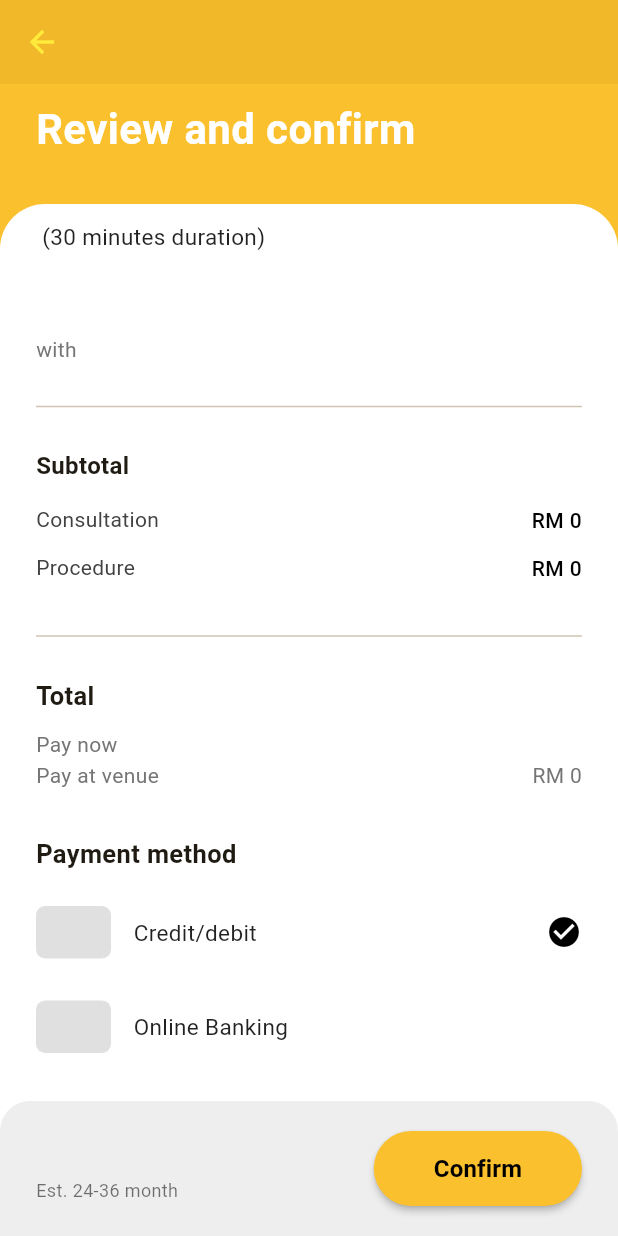
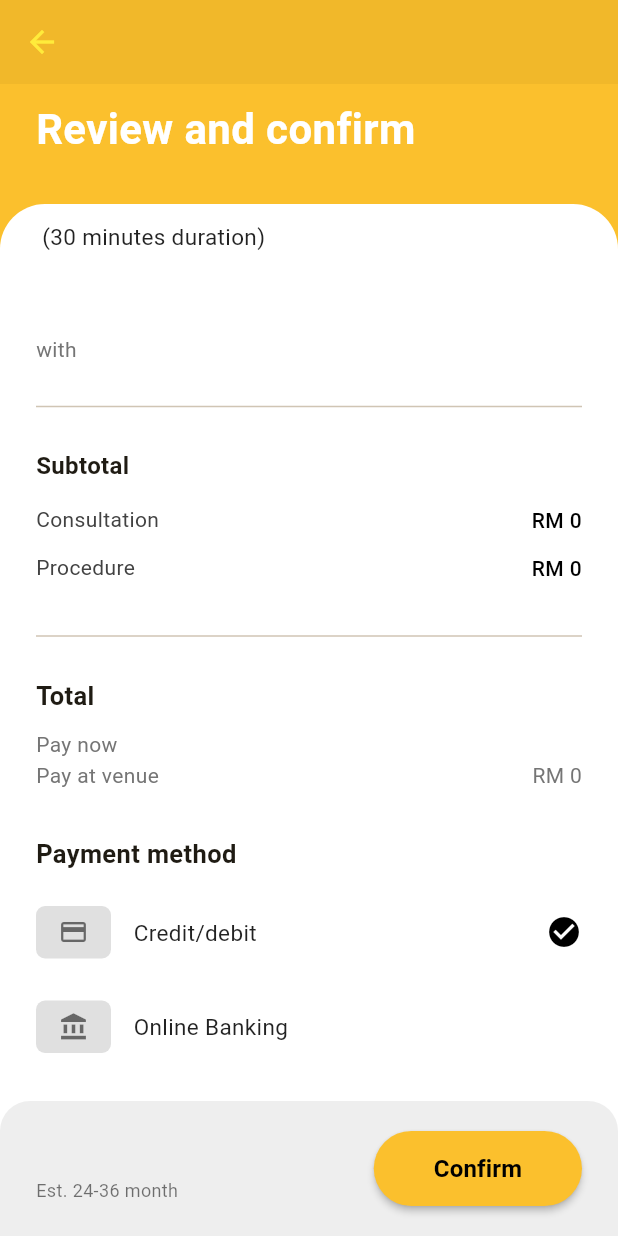
Before and after one commit to Syahzzzz/MedSenseProject, a Flutter app: the ReviewConfirmView screen opened directly with empty values, scrolled down 173 dp, on a phone screen of 412 x 824 dp. Run offline on Flutter 3.47's test engine with Material 3 defaults, Android fonts, the phone set to English and light mode, and no system bars; our stand-ins replace flutter_tts, image_picker, permission_handler, shared_preferences, supabase_flutter; accounts and stored records are empty.

Commit message:
booking success page

```diff
--- a/med_sense_application/lib/review_confirm_view.dart
+++ b/med_sense_application/lib/review_confirm_view.dart
@@ -1,7 +1,7 @@
 import 'package:flutter/material.dart';
 import 'package:supabase_flutter/supabase_flutter.dart';
-import 'dashboard.dart';
 import 'translations.dart';
+import 'booking_success_view.dart'; // Import the new success view
 
 class ReviewConfirmView extends StatefulWidget {
   final String clinicNameKey;
@@ -87,19 +87,10 @@ class _ReviewConfirmViewState extends State<ReviewConfirmView> {
 
       if (!mounted) return;
 
-      ScaffoldMessenger.of(context).showSnackBar(
-        SnackBar(
-          content: Text(AppTranslations.get('booking_success')),
-          backgroundColor: Colors.green,
-          behavior: SnackBarBehavior.floating,
-          margin: const EdgeInsets.all(20),
-        ),
-      );
-
-      Navigator.pushAndRemoveUntil(
+      // Navigate to Success View instead of generic Snackbar/Home
+      Navigator.push(
         context,
-        MaterialPageRoute(builder: (context) => const DashboardPage()),
-        (route) => false,
+        MaterialPageRoute(builder: (context) => const BookingSuccessView()),
       );
 
     } catch (e) {
@@ -442,9 +433,9 @@ class _ReviewConfirmViewState extends State<ReviewConfirmView> {
                           ),
                           const SizedBox(height: 15),
 
-                          _buildPaymentOption(AppTranslations.get('credit_debit')),
+                          _buildPaymentOption(AppTranslations.get('credit_debit'), Icons.credit_card),
                           const SizedBox(height: 12),
-                          _buildPaymentOption(AppTranslations.get('online_banking')),
+                          _buildPaymentOption(AppTranslations.get('online_banking'), Icons.account_balance),
                         ],
                       ),
                     ),
@@ -509,7 +500,7 @@ class _ReviewConfirmViewState extends State<ReviewConfirmView> {
     );
   }
 
-  Widget _buildPaymentOption(String label) {
+  Widget _buildPaymentOption(String label, IconData icon) {
     final bool isSelected = _paymentMethod == label;
     return GestureDetector(
       onTap: () => setState(() => _paymentMethod = label),
@@ -525,6 +516,7 @@ class _ReviewConfirmViewState extends State<ReviewConfirmView> {
                 color: Colors.grey[300],
                 borderRadius: BorderRadius.circular(6),
               ),
+              child: Icon(icon, color: Colors.black54, size: 20),
             ),
             const SizedBox(width: 15),
             Text(label, style: const TextStyle(fontSize: 15, color: Colors.black87)),
--- a/med_sense_application/lib/translations.dart
+++ b/med_sense_application/lib/translations.dart
@@ -186,6 +186,13 @@ class AppTranslations {
       'confirm': 'Confirm',
       'booking_success': 'Booking Successful!',
       'booking_history': 'Booking History',
+
+      // --- Booking Success Screen ---
+      'booking_successful_title': 'Booking successfully',
+      'booking_successful_subtitle': 'Your booking was approved and successful',
+      'your_booking_was_successful': 'Your booking\nwas successful',
+      'booking_success_desc': 'Booking was successful! Your request has been processed. If you have further questions or need additional assistance, feel free to contact our support team. Thank you for using our service!',
+      'proceed_homepage': 'Proceed to homepage',
     },
     'Bahasa Melayu': {
       // --- Auth ---
@@ -362,6 +369,13 @@ class AppTranslations {
       'confirm': 'Sahkan',
       'booking_success': 'Tempahan Berjaya!',
       'booking_history': 'Sejarah Tempahan',
+
+      // --- Booking Success Screen ---
+      'booking_successful_title': 'Tempahan Berjaya',
+      'booking_successful_subtitle': 'Tempahan anda telah diluluskan dan berjaya',
+      'your_booking_was_successful': 'Tempahan anda\nberjaya',
+      'booking_success_desc': 'Tempahan berjaya! Permintaan anda telah diproses. Jika ada pertanyaan, hubungi sokongan kami. Terima kasih menggunakan perkhidmatan kami!',
+      'proceed_homepage': 'Teruskan ke laman utama',
     },
     'Mandarin': {
       // --- Auth ---
@@ -538,6 +552,13 @@ class AppTranslations {
       'confirm': '确认',
       'booking_success': '预订成功！',
       'booking_history': '预约记录',
+
+      // --- Booking Success Screen ---
+      'booking_successful_title': '预订成功',
+      'booking_successful_subtitle': '您的预订已获批准并成功',
+      'your_booking_was_successful': '您的预订\n成功',
+      'booking_success_desc': '预订成功！您的请求已处理。如果您有任何问题或需要进一步的帮助，请随时联系我们的支持团队。感谢您使用我们的服务！',
+      'proceed_homepage': '前往主页',
     },
   };
 }
```
Also changed, not shown: med_sense_application/lib/booking_success_view.dart (added, +159 -0 lines).
